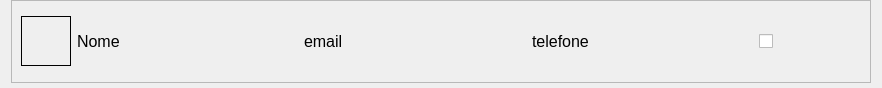
Before: the Qt Designer form view/card_contatos.ui in rafatosta/contatos, drawn with Qt 5.
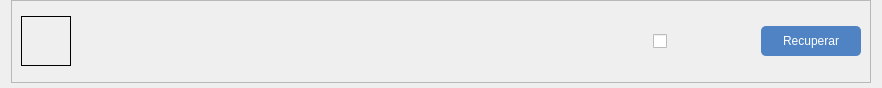
After: the same form once the commit is applied. Icons and pictures are not drawn.

```diff
--- a/view/card_contatos.ui
+++ b/view/card_contatos.ui
@@ -68,18 +68,6 @@
       </item>
       <item>
        <layout class="QGridLayout" name="gridLayout">
-        <item row="0" column="1">
-         <widget class="QLabel" name="email">
-          <property name="font">
-           <font>
-            <pointsize>12</pointsize>
-           </font>
-          </property>
-          <property name="text">
-           <string>email</string>
-          </property>
-         </widget>
-        </item>
         <item row="0" column="2">
          <widget class="QLabel" name="telefone">
           <property name="font">
@@ -88,7 +76,7 @@
            </font>
           </property>
           <property name="text">
-           <string>telefone</string>
+           <string/>
           </property>
          </widget>
         </item>
@@ -144,7 +132,7 @@
            </font>
           </property>
           <property name="text">
-           <string>Nome</string>
+           <string/>
           </property>
          </widget>
         </item>
@@ -186,6 +174,18 @@
           </property>
          </widget>
         </item>
+        <item row="0" column="1">
+         <widget class="QLabel" name="email">
+          <property name="font">
+           <font>
+            <pointsize>12</pointsize>
+           </font>
+          </property>
+          <property name="text">
+           <string/>
+          </property>
+         </widget>
+        </item>
         <item row="0" column="3">
          <widget class="QCheckBox" name="fav">
           <property name="sizePolicy">
@@ -220,6 +220,76 @@
           </property>
          </widget>
         </item>
+        <item row="0" column="6">
+         <widget class="QWidget" name="rec_widget" native="true">
+          <property name="sizePolicy">
+           <sizepolicy hsizetype="Preferred" vsizetype="Preferred">
+            <horstretch>0</horstretch>
+            <verstretch>0</verstretch>
+           </sizepolicy>
+          </property>
+          <property name="minimumSize">
+           <size>
+            <width>100</width>
+            <height>30</height>
+           </size>
+          </property>
+          <property name="maximumSize">
+           <size>
+            <width>100</width>
+            <height>30</height>
+           </size>
+          </property>
+          <property name="styleSheet">
+           <string notr="true">QWidget::hover{
+	background-color: rgba(26, 95, 180,1.0);
+	border-radius: 5px;
+}
+QWidget{
+	background-color: rgba(26, 95, 180,0.5);
+	color: rgb(255, 255, 255);
+	border-radius: 5px;
+}
+</string>
+          </property>
+          <layout class="QVBoxLayout" name="verticalLayout_2">
+           <property name="spacing">
+            <number>0</number>
+           </property>
+           <property name="leftMargin">
+            <number>0</number>
+           </property>
+           <property name="topMargin">
+            <number>0</number>
+           </property>
+           <property name="rightMargin">
+            <number>0</number>
+           </property>
+           <property name="bottomMargin">
+            <number>0</number>
+           </property>
+           <item>
+            <widget class="QPushButton" name="recuperar">
+             <property name="sizePolicy">
+              <sizepolicy hsizetype="Preferred" vsizetype="Preferred">
+               <horstretch>0</horstretch>
+               <verstretch>0</verstretch>
+              </sizepolicy>
+             </property>
+             <property name="cursor">
+              <cursorShape>PointingHandCursor</cursorShape>
+             </property>
+             <property name="text">
+              <string>Recuperar</string>
+             </property>
+             <property name="flat">
+              <bool>true</bool>
+             </property>
+            </widget>
+           </item>
+          </layout>
+         </widget>
+        </item>
        </layout>
       </item>
      </layout>
```
